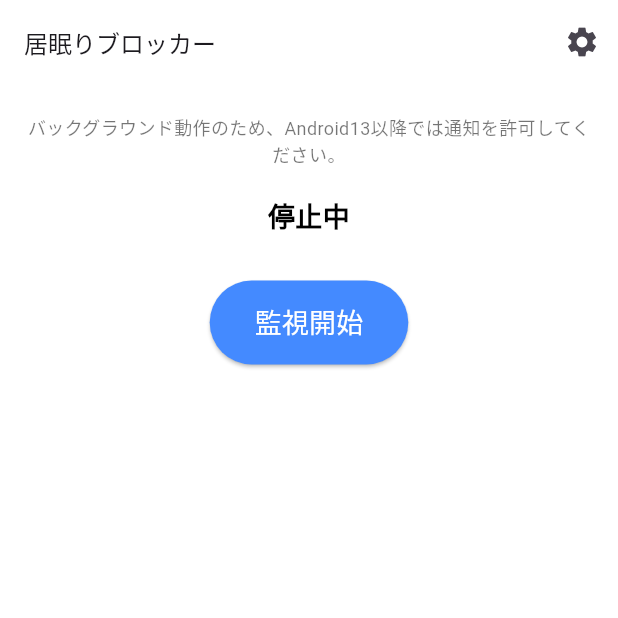
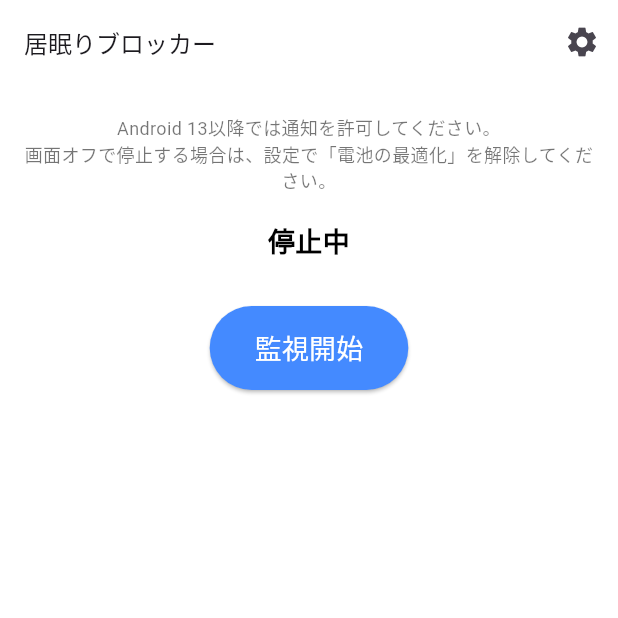
Before and after one commit to mimizu0/sleep_blocker, a Flutter app: the screen it shows after launch, on a phone screen of 412 x 824 dp, the top half of it. Run offline on Flutter 3.47's test engine with Material 3 defaults, Android fonts, the phone set to English and light mode, and no system bars; our stand-ins replace flutter_local_notifications, sensors_plus, shared_preferences, vibration; missing offline and left inert: flutter_background_service.

Commit message:
Fix background service for Android 15 and improve iOS configuration
- Android: Added `POST_NOTIFICATIONS` permission and runtime request logic.
- Android: Added `android:stopWithTask="false"` to the background service.
- iOS: Added `NSMotionUsageDescription` and `BGTaskSchedulerPermittedIdentifiers` to `Info.plist`.
- UI: Added guidance message for battery optimization and permissions.
- Test: Fixed `widget_test.dart` to match the application structure.

Co-authored-by: mimizu0 <99813763+mimizu0@users.noreply.github.com>

```diff
--- a/lib/main.dart
+++ b/lib/main.dart
@@ -417,7 +417,7 @@ class _SleepGuardAppState extends State<SleepGuardApp> {
             children: [
               const SizedBox(height: 20),
               Text(
-                "バックグラウンド動作のため、Android13以降では通知を許可してください。",
+                "Android 13以降では通知を許可してください。\n画面オフで停止する場合は、設定で「電池の最適化」を解除してください。",
                 style: TextStyle(
                   fontSize: 12,
                   color: _isMonitoring ? Colors.white70 : Colors.black54,
```
Also changed, not shown: 2 other files.
